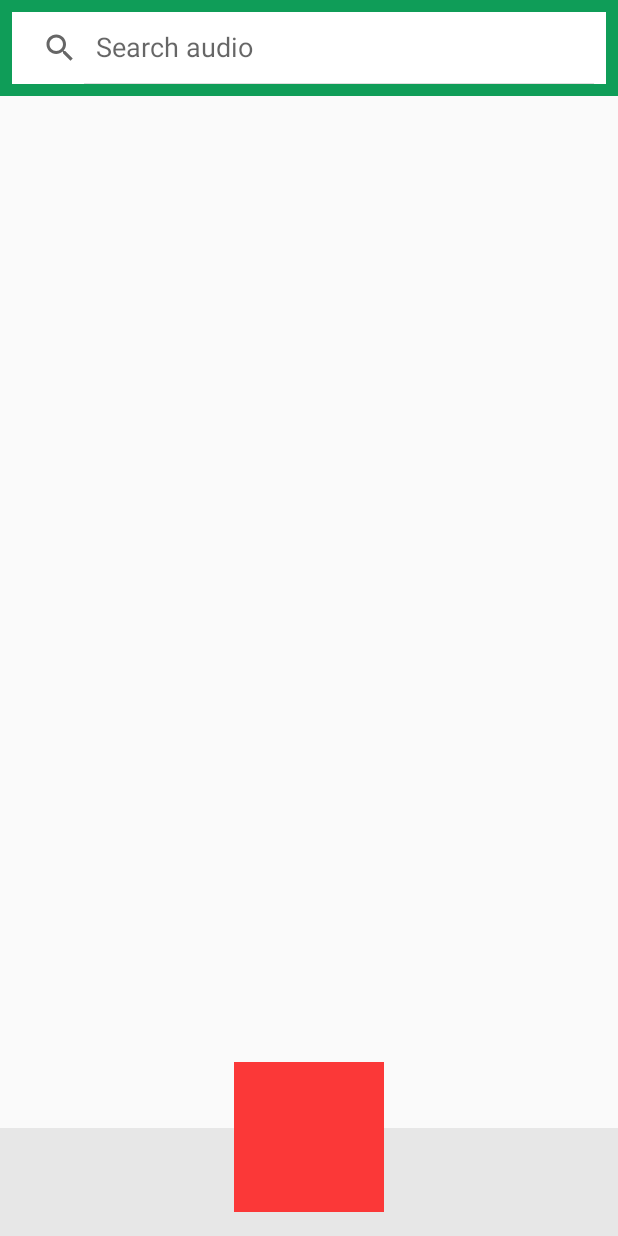
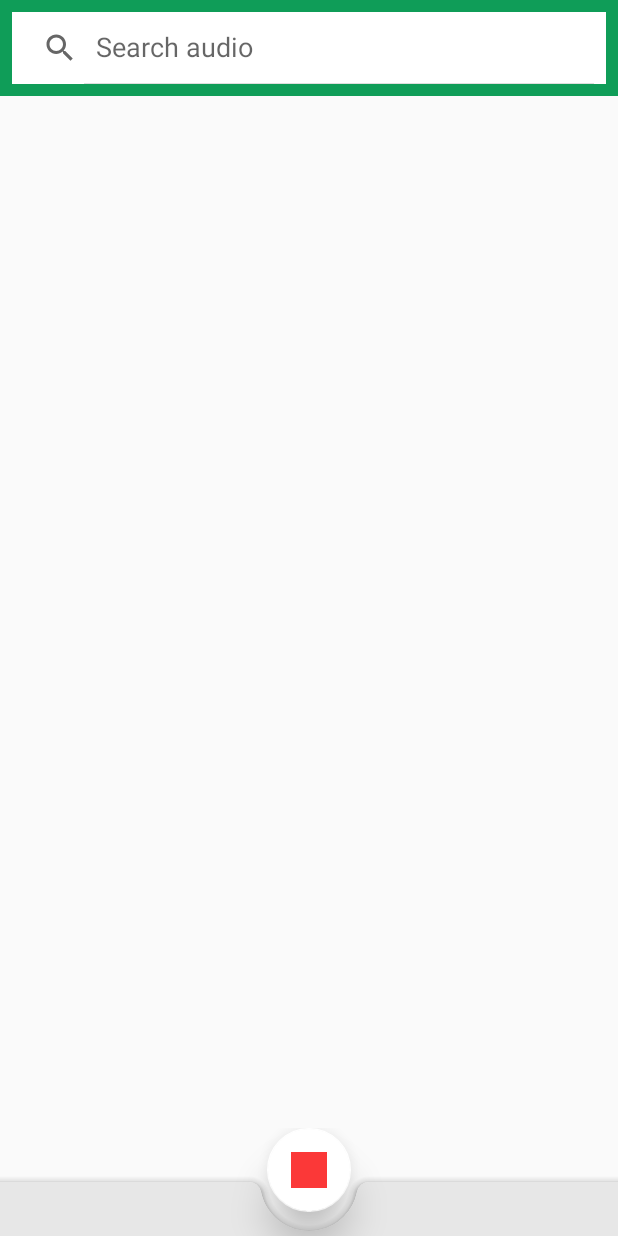
Before and after one commit to roman-vygon/mobileRecorder, an Android app: the screen it shows after launch (MainActivity), on a phone screen of 412 x 824 dp. Run offline under Robolectric (Android 15) with nearby library versions, the phone set to English and light mode, and no system bars.

```diff
--- /dev/null
+++ b/app/src/main/res/anim/up_anim.xml
@@ -0,0 +1,8 @@
+<?xml version="1.0" encoding="utf-8"?>
+ <set xmlns:android="http://schemas.android.com/apk/res/android">
+
+<translate android:fromYDelta="0%p" android:toYDelta="100%p" android:fillAfter="true"
+            android:interpolator="@android:anim/linear_interpolator"
+    android:duration="500" />
+
+</set>
--- a/app/src/main/res/layout/activity_main.xml
+++ b/app/src/main/res/layout/activity_main.xml
@@ -2,6 +2,7 @@
 <androidx.constraintlayout.widget.ConstraintLayout xmlns:android="http://schemas.android.com/apk/res/android"
     xmlns:app="http://schemas.android.com/apk/res-auto"
     xmlns:tools="http://schemas.android.com/tools"
+    android:id="@+id/root"
     android:layout_width="match_parent"
     android:layout_height="match_parent"
     tools:context=".MainActivity">
@@ -74,8 +75,9 @@
         android:id="@+id/audiofiles"
         android:layout_width="0dp"
         android:layout_height="0dp"
+        android:paddingBottom="30dp"
         android:scrollbars="vertical"
-        app:layout_constraintBottom_toTopOf="@+id/guideline3"
+        app:layout_constraintBottom_toBottomOf="parent"
         app:layout_constraintEnd_toEndOf="parent"
         app:layout_constraintHorizontal_bias="1.0"
         app:layout_constraintStart_toStartOf="parent"
@@ -89,38 +91,12 @@
         android:orientation="horizontal"
         app:layout_constraintGuide_end="72dp" />
 
-    <ImageView
-        android:id="@+id/imageView2"
-        android:layout_width="200dp"
-        android:layout_height="72dp"
-        android:scaleType="centerCrop"
-        app:layout_constraintBottom_toBottomOf="parent"
-        app:layout_constraintEnd_toEndOf="parent"
-        app:layout_constraintHorizontal_bias="0.497"
-        app:layout_constraintStart_toStartOf="parent"
-        app:layout_constraintTop_toTopOf="@+id/guideline3"
-        app:layout_constraintVertical_bias="0.0"
-        app:srcCompat="@mipmap/bgcghk" />
-
-    <ImageView
-        android:id="@+id/imageView3"
-        android:layout_width="0dp"
-        android:layout_height="0dp"
-        app:layout_constraintBottom_toBottomOf="@+id/imageView2"
-        app:layout_constraintEnd_toStartOf="@+id/imageView2"
-        app:layout_constraintStart_toStartOf="parent"
-        app:layout_constraintTop_toTopOf="@+id/guideline3"
-        app:srcCompat="@color/lowerPanel" />
-
-    <ImageView
-        android:id="@+id/imageView4"
-        android:layout_width="0dp"
-        android:layout_height="0dp"
-        app:layout_constraintBottom_toBottomOf="@+id/imageView2"
-        app:layout_constraintEnd_toEndOf="parent"
-        app:layout_constraintStart_toEndOf="@+id/imageView2"
-        app:layout_constraintTop_toTopOf="@+id/guideline3"
-        app:srcCompat="@color/lowerPanel" />
+    <androidx.constraintlayout.widget.Guideline
+        android:id="@+id/guideline11"
+        android:layout_width="wrap_content"
+        android:layout_height="wrap_content"
+        android:orientation="horizontal"
+        app:layout_constraintGuide_end="72dp" />
 
     <androidx.constraintlayout.widget.ConstraintLayout
         android:id="@+id/pausePanel"
@@ -171,16 +147,38 @@
         android:orientation="horizontal"
         app:layout_constraintGuide_end="256dp" />
 
-    <Button
-        android:id="@+id/recordButton"
-        android:layout_width="100dp"
-        android:layout_height="100dp"
-        android:layout_marginBottom="16dp"
-        android:background="@mipmap/buttonfab"
-        android:scaleX="1"
-        android:scaleY="1"
+    <androidx.coordinatorlayout.widget.CoordinatorLayout
+        android:id="@+id/lowerPanel"
+        android:layout_width="0dp"
+        android:layout_height="0dp"
         app:layout_constraintBottom_toBottomOf="parent"
         app:layout_constraintEnd_toEndOf="parent"
-        app:layout_constraintStart_toStartOf="parent" />
+        app:layout_constraintStart_toStartOf="parent"
+        app:layout_constraintTop_toTopOf="@+id/guideline3">
+
+        <!-- Other components and views -->
+
+        <com.google.android.material.bottomappbar.BottomAppBar
+            android:id="@+id/bar"
+            android:layout_width="match_parent"
+            android:layout_height="36dp"
+            android:layout_gravity="bottom"
+            app:backgroundTint="@color/lowerPanel"
+            app:fabAlignmentMode="center"
+            app:fabCradleMargin="5dp"
+            app:fabCradleRoundedCornerRadius="8dp"
+            app:fabCradleVerticalOffset="0dp" />
+
+        <com.google.android.material.floatingactionbutton.FloatingActionButton
+            android:id="@+id/recordButton"
+            android:layout_width="wrap_content"
+            android:layout_height="wrap_content"
+            android:src="@mipmap/ellipse"
+            app:backgroundTint="@android:color/background_light"
+            app:elevation="16dp"
+            app:layout_anchor="@+id/bar" />
+
+    </androidx.coordinatorlayout.widget.CoordinatorLayout>
+
 
 </androidx.constraintlayout.widget.ConstraintLayout>
--- a/build.gradle
+++ b/build.gradle
@@ -8,6 +8,7 @@ buildscript {
 
     }
     dependencies {
+
         classpath 'com.android.tools.build:gradle:3.5.0'
         classpath "org.jetbrains.kotlin:kotlin-gradle-plugin:$kotlin_version"
         // NOTE: Do not place your application dependencies here; they belong
```
Also changed, not shown: app/src/main/java/com/rvygon/testapp/AudioAdapter.kt (+47 -7 lines), app/src/main/java/com/rvygon/testapp/MainActivity.kt (+78 -7 lines), app/src/main/res/layout/audio_row.xml (+3 -20 lines), app/src/main/res/mipmap-anydpi-v26/buttonfab.png, app/src/main/res/mipmap-anydpi-v26/ellipse.png (added), app/src/main/res/mipmap-hdpi/ellipse.png (added), app/src/main/res/mipmap-mdpi/ellipse.png (added), app/src/main/res/mipmap-xhdpi/ellipse.png (added), app/src/main/res/mipmap-xxhdpi/ellipse.png (added), app/src/main/res/mipmap-xxxhdpi/ellipse.png (added), 1 other file.
